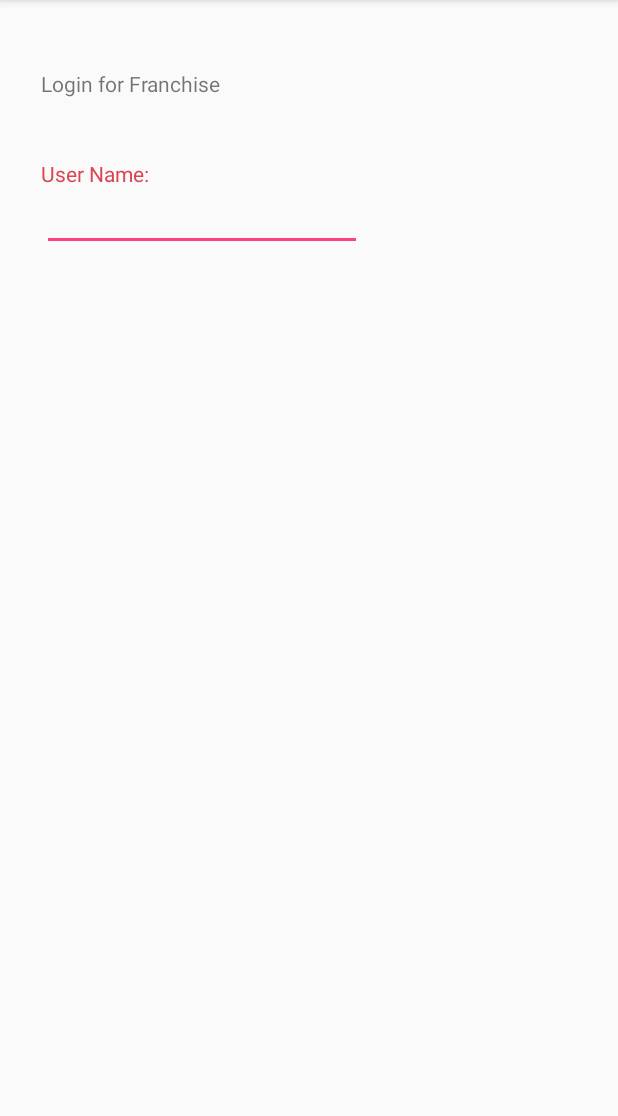
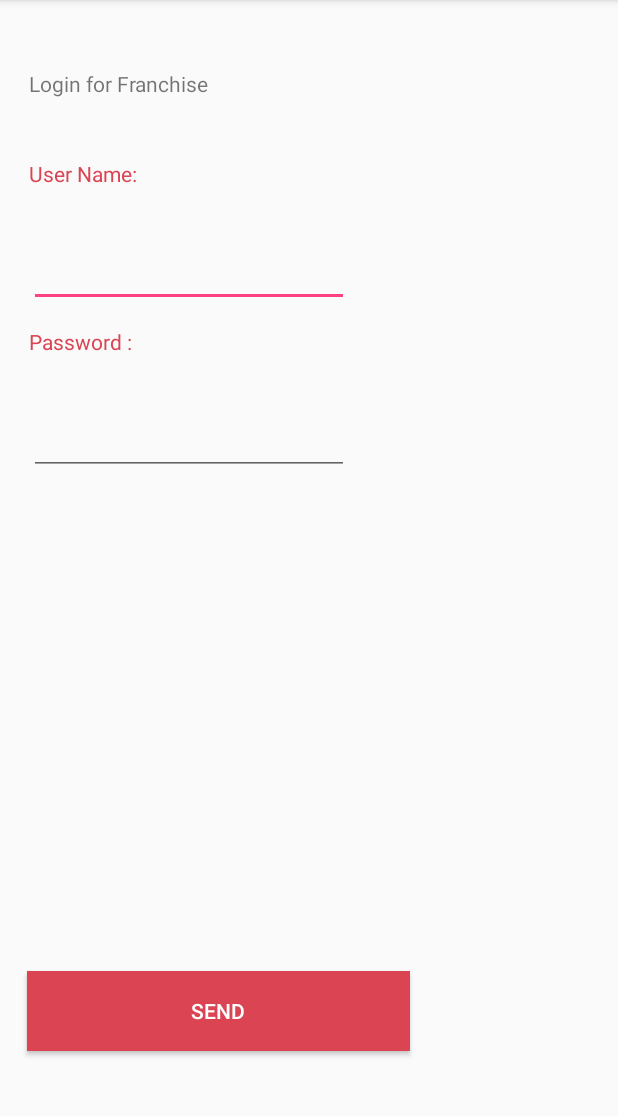
Before and after one commit to siddharthbhide/Project, an Android app: the screen it shows after launch (MainActivity), on a phone screen of 412 x 824 dp, the part 84-1200 px from its top. Run offline under Robolectric (Android 15) with nearby library versions, the phone set to English and light mode, and no system bars.

Commit message:
Add Login Screen Send button

```diff
--- a/MyApplication/app/src/main/AndroidManifest.xml
+++ b/MyApplication/app/src/main/AndroidManifest.xml
@@ -19,7 +19,8 @@
                 <category android:name="android.intent.category.LAUNCHER" />
             </intent-filter>
         </activity>
-        <activity android:name=".MainActivity"></activity>
+        <activity android:name=".MainActivity" />
+        <activity android:name=".ExamOptionActivity"></activity>
     </application>
 
 </manifest>
--- a/MyApplication/app/src/main/java/com/example/siddharth/myapplication/MainActivity.java
+++ b/MyApplication/app/src/main/java/com/example/siddharth/myapplication/MainActivity.java
@@ -1,13 +1,23 @@
 package com.example.siddharth.myapplication;
 
+import android.content.Intent;
 import android.support.v7.app.AppCompatActivity;
 import android.os.Bundle;
+import android.view.View;
 
 public class MainActivity extends AppCompatActivity {
 
     @Override
-    protected void onCreate(Bundle savedInstanceState) {
+    protected void onCreate(Bundle savedInstanceState)
+    {
         super.onCreate(savedInstanceState);
         setContentView(R.layout.activity_main);
     }
+
+    public void OnClickSend(View v)
+    {
+        Intent objIntent = new Intent(MainActivity.this, ExamOptionActivity.class);
+        startActivity(objIntent);
+        //finish();
+    }
 }
--- /dev/null
+++ b/MyApplication/app/src/main/res/layout-v26/activity_main.xml
@@ -0,0 +1,79 @@
+<?xml version="1.0" encoding="utf-8"?>
+<RelativeLayout xmlns:android="http://schemas.android.com/apk/res/android"
+    xmlns:tools="http://schemas.android.com/tools"
+    android:layout_width="match_parent"
+    android:layout_height="match_parent"
+    tools:context=".MainActivity">
+
+    <TextView
+        android:id="@+id/textLoginforFranchise"
+        android:layout_width="323dp"
+        android:layout_height="37dp"
+        android:layout_alignStart="@+id/textViewFranchiseName"
+        android:layout_alignParentTop="true"
+        android:layout_marginTop="46dp"
+        android:text="@string/login_for_franchise" />
+
+    <TextView
+        android:id="@+id/textViewFranchiseName"
+        android:layout_width="147dp"
+        android:layout_height="29dp"
+        android:layout_alignParentStart="true"
+        android:layout_alignParentTop="true"
+        android:layout_marginStart="19dp"
+        android:layout_marginTop="106dp"
+        android:text="@string/franchise_name"
+        android:textColor="@color/colorFont" />
+
+    <EditText
+        android:id="@+id/editTextUserName"
+        android:layout_width="wrap_content"
+        android:layout_height="wrap_content"
+        android:layout_below="@id/textViewFranchiseName"
+        android:layout_alignParentStart="true"
+        android:layout_marginStart="19dp"
+        android:layout_marginTop="24dp"
+        android:ems="10"
+        android:importantForAutofill="no"
+        android:inputType="text" />
+
+    <TextView
+        android:id="@+id/textViewFranchisePassword"
+        android:layout_width="147dp"
+        android:layout_height="29dp"
+        android:layout_below="@id/editTextUserName"
+        android:layout_alignParentStart="true"
+        android:layout_alignParentTop="true"
+        android:layout_marginStart="19dp"
+        android:layout_marginTop="218dp"
+        android:text="@string/franchise_Password"
+        android:textColor="@color/colorFont" />
+
+    <EditText
+        android:id="@+id/editTextPassword"
+        android:layout_width="wrap_content"
+        android:layout_height="wrap_content"
+        android:layout_below="@id/textViewFranchisePassword"
+        android:layout_alignParentStart="true"
+        android:layout_marginStart="19dp"
+        android:layout_marginTop="24dp"
+        android:ems="10"
+        android:importantForAutofill="no"
+        android:inputType="textPassword" />
+
+    <Button
+        android:id="@+id/btnSend"
+        style="@style/Widget.AppCompat.Button"
+        android:layout_width="255dp"
+        android:layout_height="53dp"
+        android:layout_alignStart="@+id/textViewFranchiseName"
+        android:layout_alignParentBottom="true"
+        android:layout_marginStart="-1dp"
+        android:layout_marginTop="31dp"
+        android:layout_marginBottom="67dp"
+        android:background="@color/colorFont"
+        android:onClick="OnClickSend"
+        android:text="@string/LogIn"
+        android:textColor="#FFF" />
+
+</RelativeLayout>
--- a/MyApplication/app/src/main/res/layout/activity_main.xml
+++ b/MyApplication/app/src/main/res/layout/activity_main.xml
@@ -25,7 +25,8 @@
         android:layout_marginStart="28dp"
         android:layout_marginTop="6dp"
         android:ems="10"
-        android:inputType="textPassword"/>
+        android:inputType="textPassword"
+        android:importantForAutofill="no" />
 
     <TextView
         android:id="@+id/textLoginforFranchise"
--- /dev/null
+++ b/MyApplication/app/src/main/res/values-v21/styles.xml
@@ -0,0 +1 @@
+<resources></resources>
--- a/MyApplication/app/src/main/res/values/strings.xml
+++ b/MyApplication/app/src/main/res/values/strings.xml
@@ -8,6 +8,7 @@
     <string name="tag_line">Children Skills Development Foundation</string>
     <string name="franchise_name">User Name:</string>
     <string name="login_for_franchise">Login for Franchise</string>
-    <string name="franchise_Password">Password :</string>>
+    <string name="franchise_Password">Password :</string>
+    <string name="LogIn">Send</string>>
 
 </resources>
```
Also changed, not shown: MyApplication/app/src/main/java/com/example/siddharth/myapplication/ExamOptionActivity.java (added, +13 -0 lines), MyApplication/app/src/main/res/drawable/ic_menu_camera.xml (added, +12 -0 lines), MyApplication/app/src/main/res/drawable/ic_menu_gallery.xml (added, +9 -0 lines), MyApplication/app/src/main/res/drawable/ic_menu_manage.xml (added, +9 -0 lines), MyApplication/app/src/main/res/drawable/ic_menu_send.xml (added, +9 -0 lines), MyApplication/app/src/main/res/drawable/ic_menu_share.xml (added, +9 -0 lines), MyApplication/app/src/main/res/drawable/ic_menu_slideshow.xml (added, +9 -0 lines), MyApplication/app/src/main/res/drawable/side_nav_bar.xml (added, +9 -0 lines), MyApplication/app/src/main/res/layout/activity_exam_option.xml (added, +8 -0 lines), MyApplication/app/src/main/res/menu/activity_registration_drawer.xml (added, +38 -0 lines), MyApplication/app/src/main/res/menu/registration.xml (added, +9 -0 lines).
